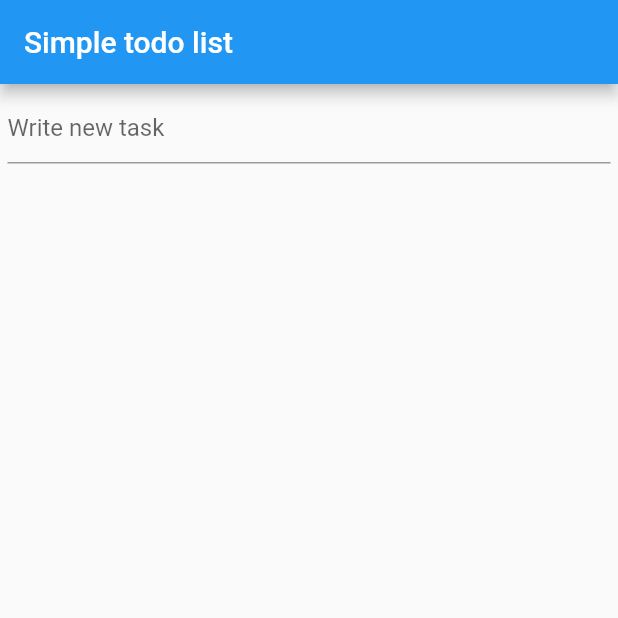
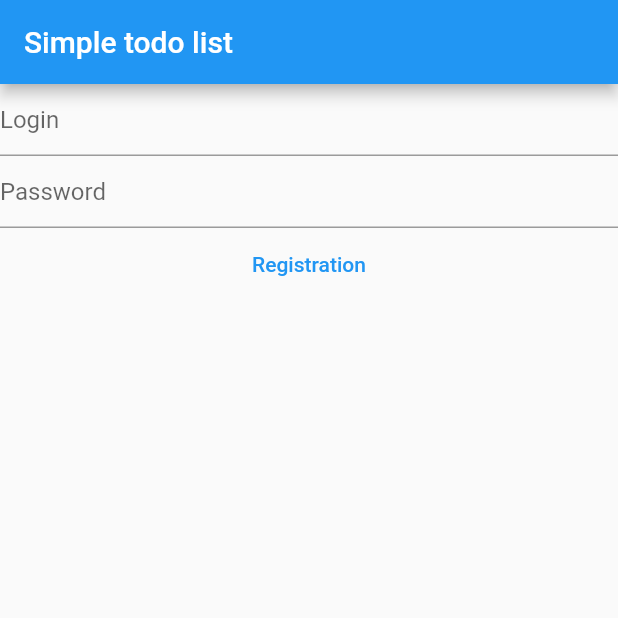
Before and after one commit to rodionsmirnykh/simple_todo_list, a Flutter app: the screen it shows after launch, on a phone screen of 412 x 824 dp, the top half of it. Run offline on Flutter 3.47's test engine with Material 2 defaults, Android fonts, the phone set to English and light mode, and no system bars; our stand-ins replace shared_preferences.

Commit message:
added login with sharedPreferences

```diff
--- /dev/null
+++ b/lib/login.dart
@@ -0,0 +1,78 @@
+import 'package:flutter/material.dart';
+import 'package:shared_preferences/shared_preferences.dart';
+import 'dart:convert';
+import 'package:simple_todo_list/main_page.dart';
+
+class Login extends StatefulWidget {
+  @override
+  _LoginState createState() => _LoginState();
+}
+
+class _LoginState extends State<Login> {
+  final loginController = TextEditingController();
+
+  final passwordController = TextEditingController();
+
+  var isLogged = false;
+
+  Future<void> checkLogin(String login, String pass) async {
+    Map<String, dynamic> _loginData = {};
+    SharedPreferences prefs = await SharedPreferences.getInstance();
+    String str = prefs.getString('logindata') ?? '';
+    if (str.isNotEmpty) {
+      _loginData = json.decode(prefs.getString('logindata') ?? '');
+    }
+    if (_loginData['login'] == login && _loginData['password'] == pass)
+      isLogged = true;
+    else
+      isLogged = false;
+    setState(() {});
+  }
+
+  void registration(String login, String pass) async {
+    Map<String, dynamic> _loginData = {};
+    SharedPreferences prefs = await SharedPreferences.getInstance();
+    String str = prefs.getString('logindata') ?? '';
+    if (str.isNotEmpty) {
+      _loginData = json.decode(prefs.getString('logindata') ?? '');
+    }
+    _loginData['login'] = login;
+    _loginData['password'] = pass;
+    prefs.setString('logindata', json.encode(_loginData));
+    prefs.remove('tasks');
+    setState(() {});
+  }
+
+  @override
+  Widget build(BuildContext context) {
+    return isLogged == false
+        ? Container(
+            child: Column(
+              children: [
+                TextField(
+                  controller: loginController,
+                  decoration: InputDecoration(
+                    hintText: 'Login',
+                  ),
+                ),
+                TextField(
+                  controller: passwordController,
+                  decoration: InputDecoration(
+                    hintText: 'Password',
+                  ),
+                  onSubmitted: (_) {
+                    checkLogin(loginController.text, passwordController.text);
+                  },
+                ),
+                TextButton(
+                    onPressed: () {
+                      registration(
+                          loginController.text, passwordController.text);
+                    },
+                    child: Text('Registration'))
+              ],
+            ),
+          )
+        : MainPage();
+  }
+}
--- a/lib/main.dart
+++ b/lib/main.dart
@@ -1,7 +1,6 @@
 import 'package:flutter/material.dart';
-import 'package:shared_preferences/shared_preferences.dart';
-import 'dart:convert';
-import 'package:simple_todo_list/task_list.dart';
+
+import 'package:simple_todo_list/login.dart';
 
 void main() {
   runApp(ToDoApp());
@@ -29,45 +28,13 @@ class MyHomePage extends StatefulWidget {
 }
 
 class _MyHomePageState extends State<MyHomePage> {
-  void setNewCard(String cardLabel) async {
-    Map<String, dynamic> tasks = {};
-    SharedPreferences prefs = await SharedPreferences.getInstance();
-    String str = prefs.getString('tasks') ?? '';
-    if (str.isNotEmpty) {
-      tasks = json.decode(prefs.getString('tasks') ?? '');
-    }
-
-    tasks[DateTime.now().toString()] = cardLabel;
-    prefs.setString('tasks', json.encode(tasks));
-    setState(() {});
-  }
-
   @override
   Widget build(BuildContext context) {
-    final newTaskTextController = TextEditingController();
-
     return Scaffold(
-        appBar: AppBar(
-          title: Text(widget.title),
-        ),
-        body: Container(
-            padding: EdgeInsets.all(5),
-            child: Column(children: [
-              Container(
-                child: TextField(
-                  controller: newTaskTextController,
-                  decoration: InputDecoration(
-                    hintText: 'Write new task',
-                  ),
-                  onSubmitted: (_) {
-                    setNewCard(newTaskTextController.text);
-                  },
-                ),
-              ),
-              TaskList(),
-            ])));
+      appBar: AppBar(
+        title: Text(widget.title),
+      ),
+      body: Login(),
+    );
   }
 }
-
-/*
-*/
```
Also changed, not shown: lib/main_page.dart (added, +47 -0 lines).
